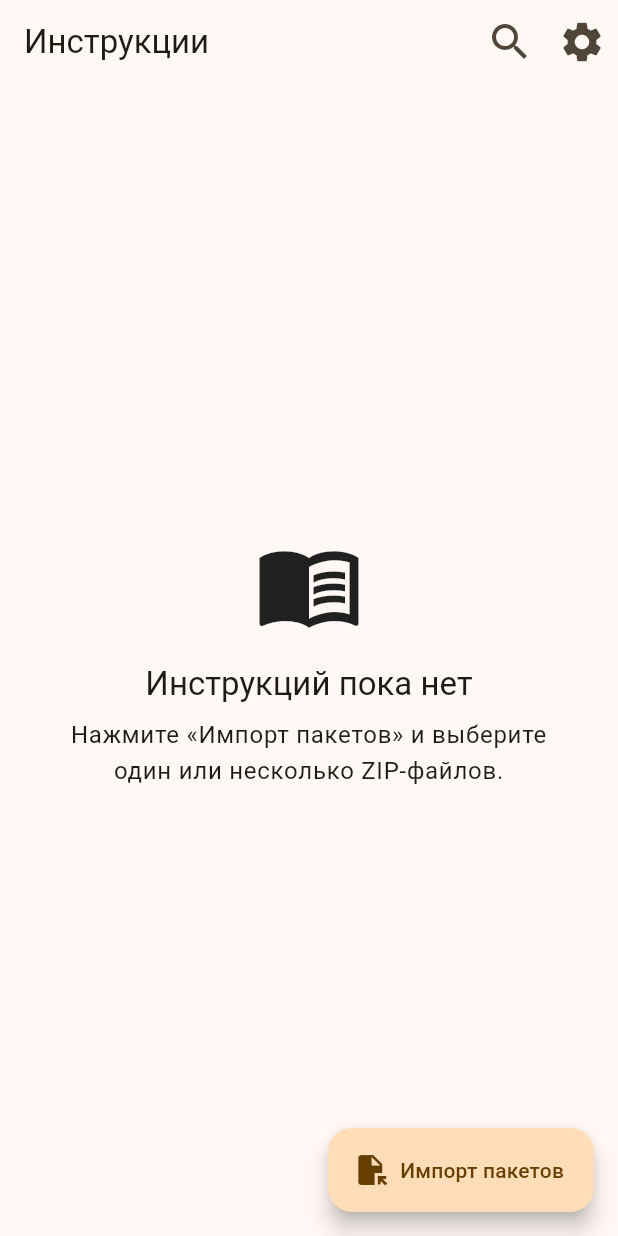
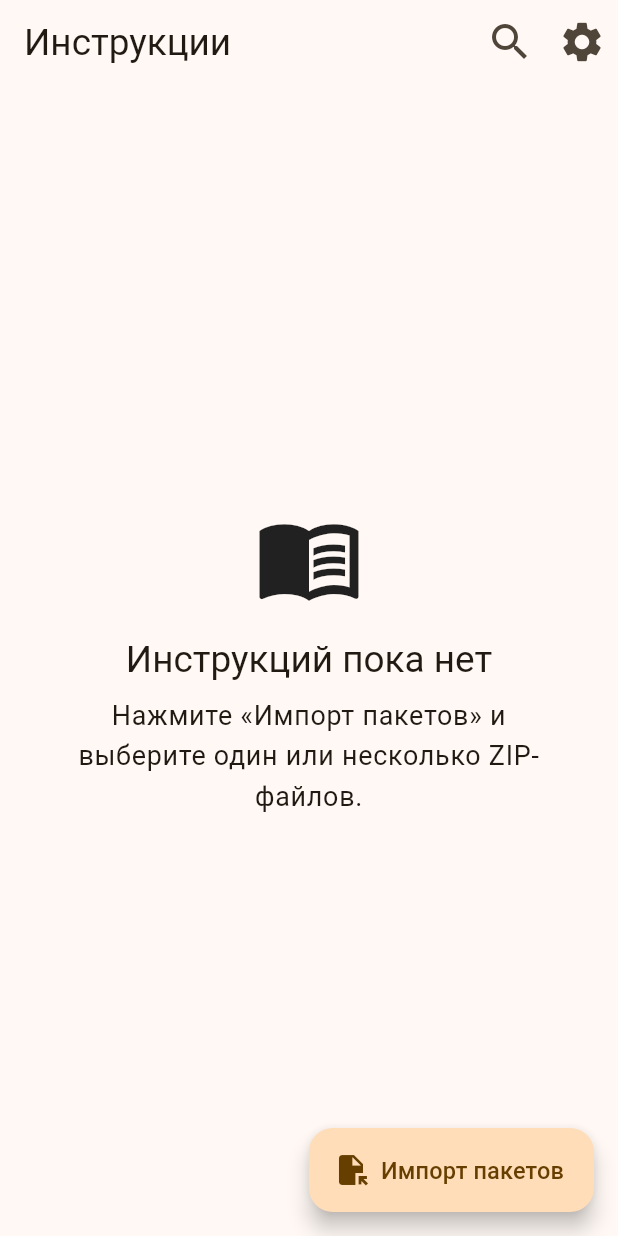
Before and after one commit to Isaaccool12/technomining, a Flutter app: the screen it shows after launch, on a phone screen of 412 x 824 dp. Run offline on Flutter 3.47's test engine with Material 3 defaults, Android fonts, the phone set to English and light mode, and no system bars; our stand-ins replace drift, file_picker, flutter_riverpod, go_router, webview_flutter; accounts and stored records are empty; generated files the repository leaves out were written again.

Commit message:
Тема: крупный шрифт поверх полной типографики
Co-Authored-By: Claude Opus 5.5 <noreply@anthropic.com>
Claude-Session: https://claude.ai/code/session_01MYndBzzjS94gaxbtfXueyn

```diff
--- a/app/lib/app.dart
+++ b/app/lib/app.dart
@@ -58,7 +58,9 @@ ThemeData _buildTheme(Brightness brightness) {
     materialTapTargetSize: MaterialTapTargetSize.padded,
   );
   return base.copyWith(
-    textTheme: base.textTheme.apply(fontSizeFactor: 1.12),
+    textTheme: Typography.englishLike2021
+        .merge(base.textTheme)
+        .apply(fontSizeFactor: 1.12),
     listTileTheme: const ListTileThemeData(minVerticalPadding: 12),
   );
 }
```
